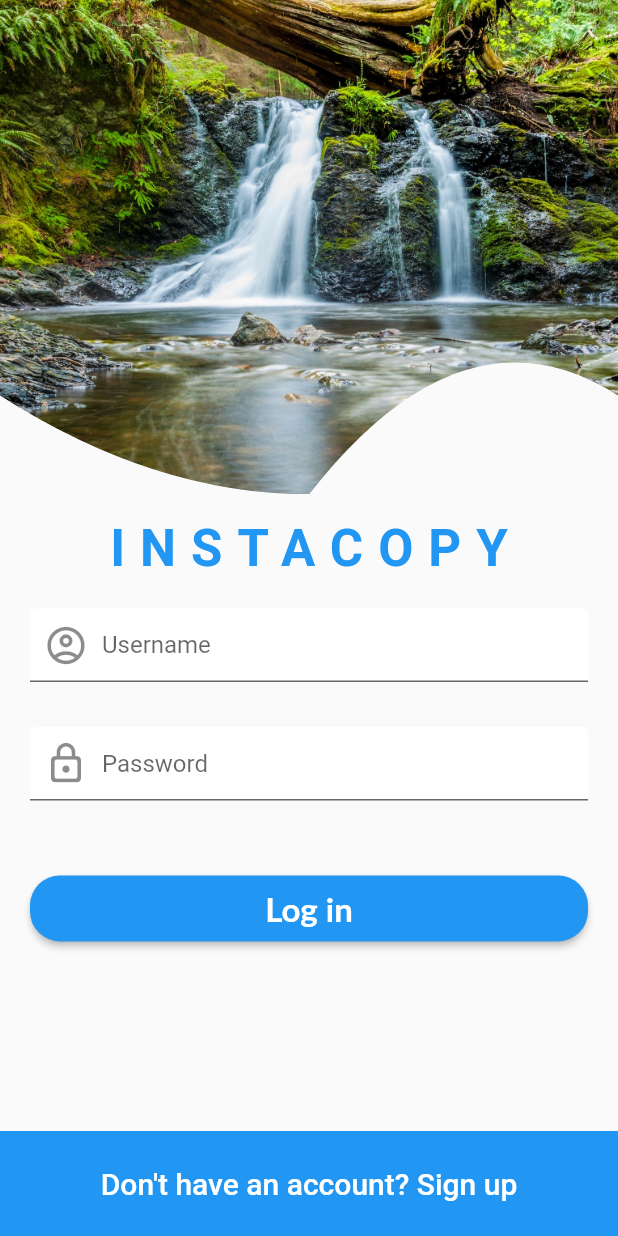
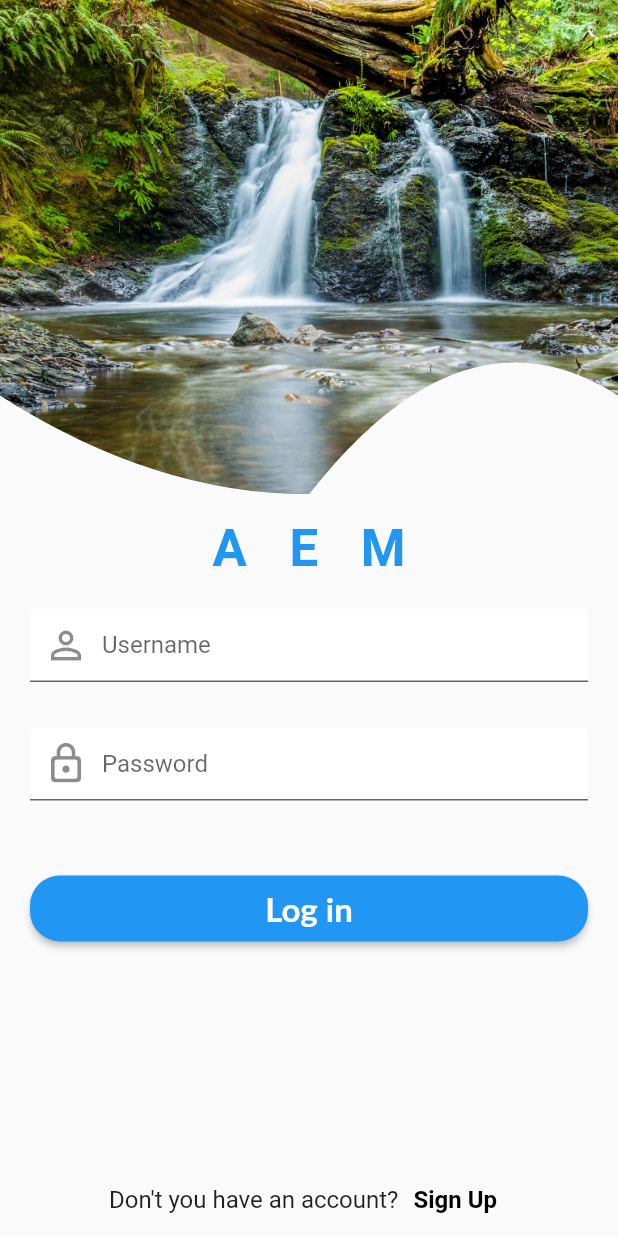
Before and after one commit to edilsonmatola/flutter_social_ui-main, a Flutter app: the screen it shows after launch, on a phone screen of 412 x 824 dp. Run offline on Flutter 3.47's test engine with Material 2 defaults, Android fonts, the phone set to English and light mode, and no system bars; Roboto replaces fonts that are missing (Lato).

Commit message:
Completed TODO + Code refactor

```diff
--- a/lib/screens/login_screen.dart
+++ b/lib/screens/login_screen.dart
@@ -8,7 +8,8 @@ class LoginScreen extends StatelessWidget {
 
   @override
   Widget build(BuildContext context) {
-    return Scaffold(
+    return SafeArea(
+      child: Scaffold(
         body: SingleChildScrollView(
           child: Container(
             /*Scroll view takes all the screen*/
@@ -32,7 +33,7 @@ class LoginScreen extends StatelessWidget {
                   height: 16,
                 ),
                 Text(
-                'INSTACOPY',
+                  'A E M',
                   style: TextStyle(
                     color: Theme.of(context).primaryColor,
                     fontSize: 34,
@@ -54,7 +55,7 @@ class LoginScreen extends StatelessWidget {
                       filled: true,
                       hintText: 'Username',
                       prefixIcon: Icon(
-                      Icons.account_circle_outlined,
+                        Icons.person_outline,
                         size: 30,
                       ),
                     ),
@@ -117,25 +118,32 @@ class LoginScreen extends StatelessWidget {
                 ),
                 /* Expanded will align the container to the bottom center
                 * Fixed to the bottom */
-              //TODO: Use a TextButton to do the Sign in
                 Expanded(
                   child: Align(
                     alignment: FractionalOffset.bottomCenter,
-                  child: GestureDetector(
-                    onTap: () {},
-                    child: Container(
-                      alignment: Alignment.center,
-                      color: Theme.of(context).primaryColor,
-                      height: 70,
-                      child: Text(
-                        "Don't have an account? Sign up",
+                    child: Row(
+                      mainAxisAlignment: MainAxisAlignment.center,
+                      children: [
+                        Text(
+                          "Don't you have an account?",
                           style: TextStyle(
-                          color: Colors.white,
-                          fontSize: 20,
-                          fontWeight: FontWeight.w500,
+                            fontSize: 16,
                           ),
                         ),
+                        SizedBox(
+                          width: 2,
                         ),
+                        TextButton(
+                          style: TextButton.styleFrom(
+                            splashFactory: NoSplash.splashFactory,
+                          ),
+                          onPressed: () {},
+                          child: Text(
+                            'Sign Up',
+                            style: TextStyle(
+                              color: Colors.black,
+                              fontSize: 16,
+                              fontWeight: FontWeight.bold,
                             ),
                           ),
                         ),
@@ -143,6 +151,11 @@ class LoginScreen extends StatelessWidget {
                     ),
                   ),
                 ),
+              ],
+            ),
+          ),
+        ),
+      ),
     );
   }
 }
```
Lines whose indentation alone changed are shown as unchanged.
